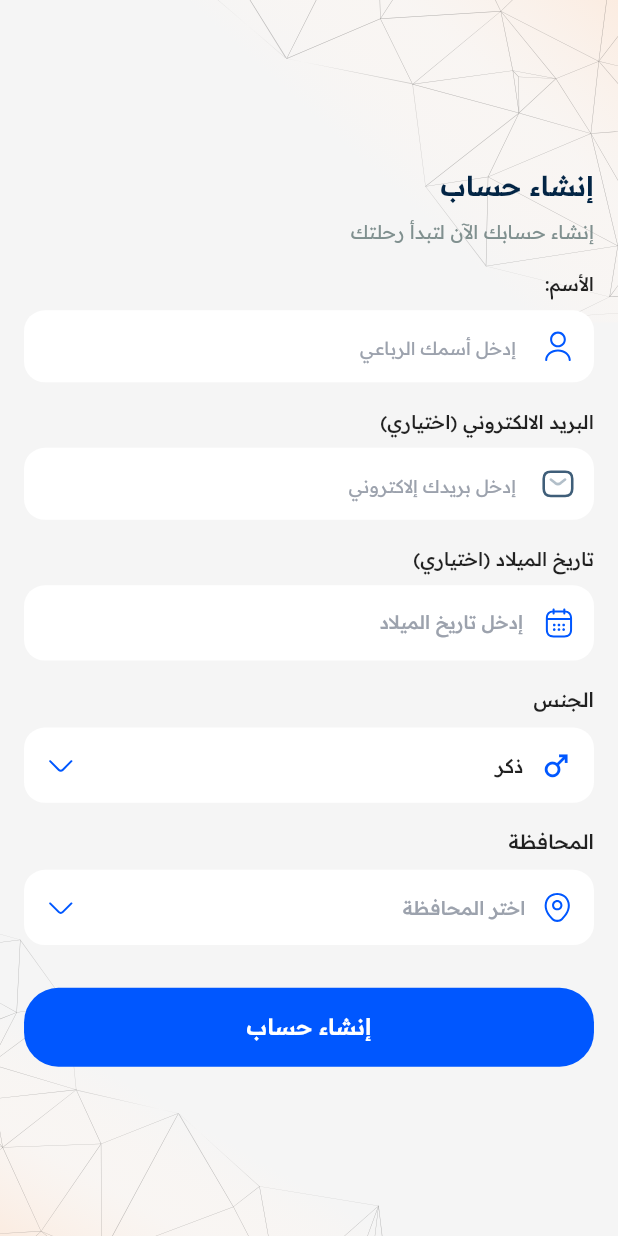
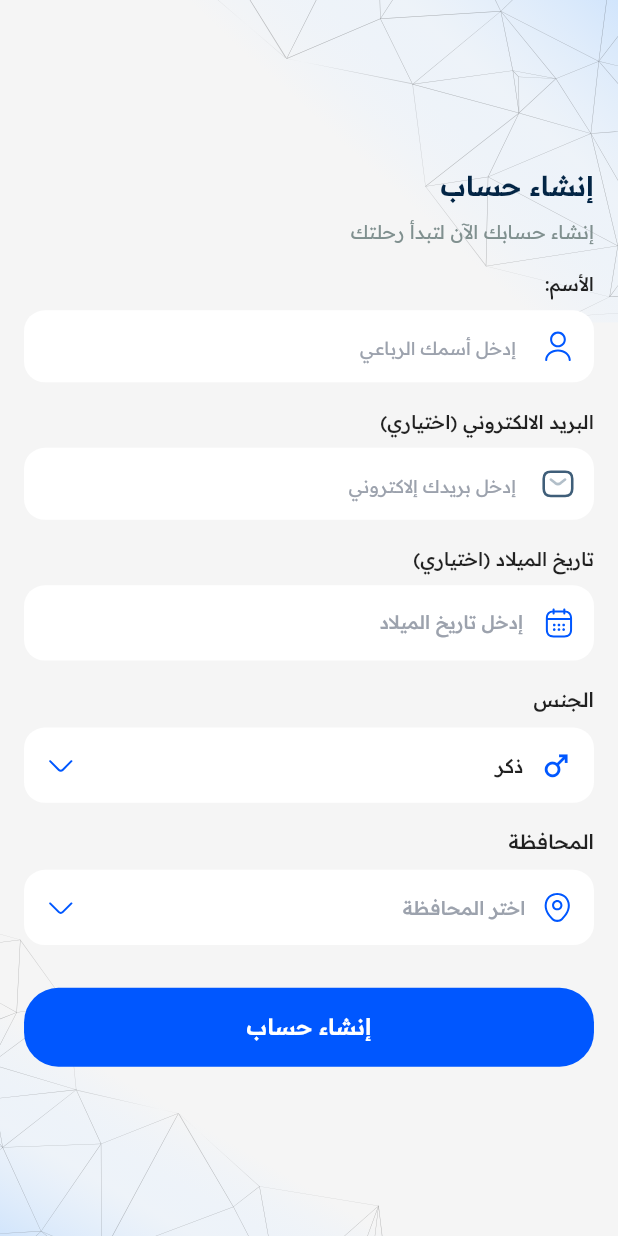
Before and after one commit to RaedMsood/Booking, a Flutter app: the SignUpPage screen opened directly, on a phone screen of 412 x 824 dp. Run offline on Flutter 3.47's test engine with Material 3 defaults, Android fonts, the phone set to English and light mode, and no system bars; drawn by our look-alikes of auto_size_text; our stand-ins replace another_flushbar, cached_network_image, dartz, dio, flutter_rating_bar, flutter_riverpod and 9 more; missing offline and left inert: encrypt; accounts and stored records are empty; network calls fail; project files that could hold a hidden picture were left out.

Commit message:
some update for test

```diff
--- a/lib/core/theme/app_colors.dart
+++ b/lib/core/theme/app_colors.dart
@@ -15,16 +15,17 @@ class AppColors {
   static const MaterialColor primarySwatch = MaterialColor(
     0xff0057ff,
     <int, Color>{
-      50: Color(0xFFFEF6F0),
-      100: Color(0xFFFEE8D8),
-      200: Color(0xFFFDCBB2),
-      300: Color(0xFFF9A78A),
-      400: Color(0xFFF3846C),
-      500: Color(0xFFEB4E3D),
-      600: Color(0xFFCA2F2C),
-      700: Color(0xFFA91E27),
-      800: Color(0xFF881324),
-      900: Color(0xff3d0918),
+      50: Color(0xFFE3F0FF),
+      100: Color(0xFFC2DEFF),
+      200: Color(0xFF99C5FF),
+      300: Color(0xFF66A9FF),
+      400: Color(0xFF338CFF),
+      500: Color(0xFF0057FF),
+      600: Color(0xFF004EE5),
+      700: Color(0xFF0042CC),
+      800: Color(0xFF0037B3),
+      900: Color(0xFF002080),
+
     },
   );
 
--- a/pubspec.yaml
+++ b/pubspec.yaml
@@ -38,7 +38,7 @@ dependencies:
   flutter_localizations:
     sdk: flutter
   flutter_screenutil:
-  flutter_secure_storage:
+  flutter_secure_storage: ^9.2.4
   encrypt:
   get_it:
   dartz:
@@ -58,6 +58,7 @@ dependencies:
   cached_network_image:
   shimmer:
   pinput:
+
 
 dev_dependencies:
   flutter_test:
```
Also changed, not shown: pubspec.lock, 5 other files.
